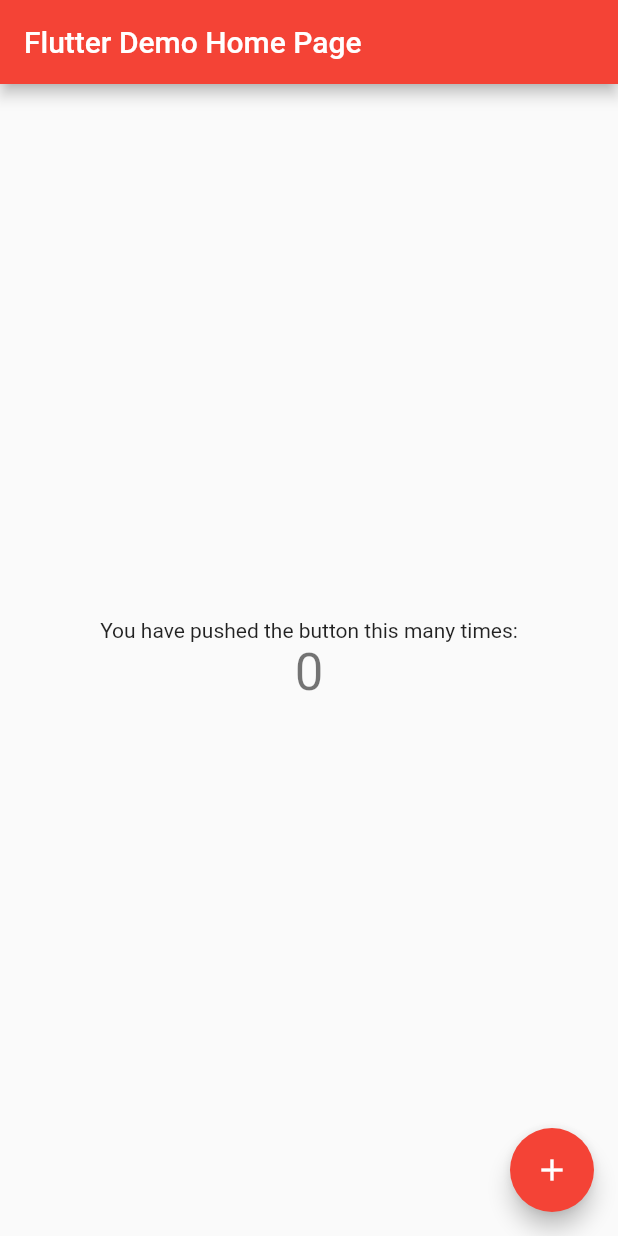
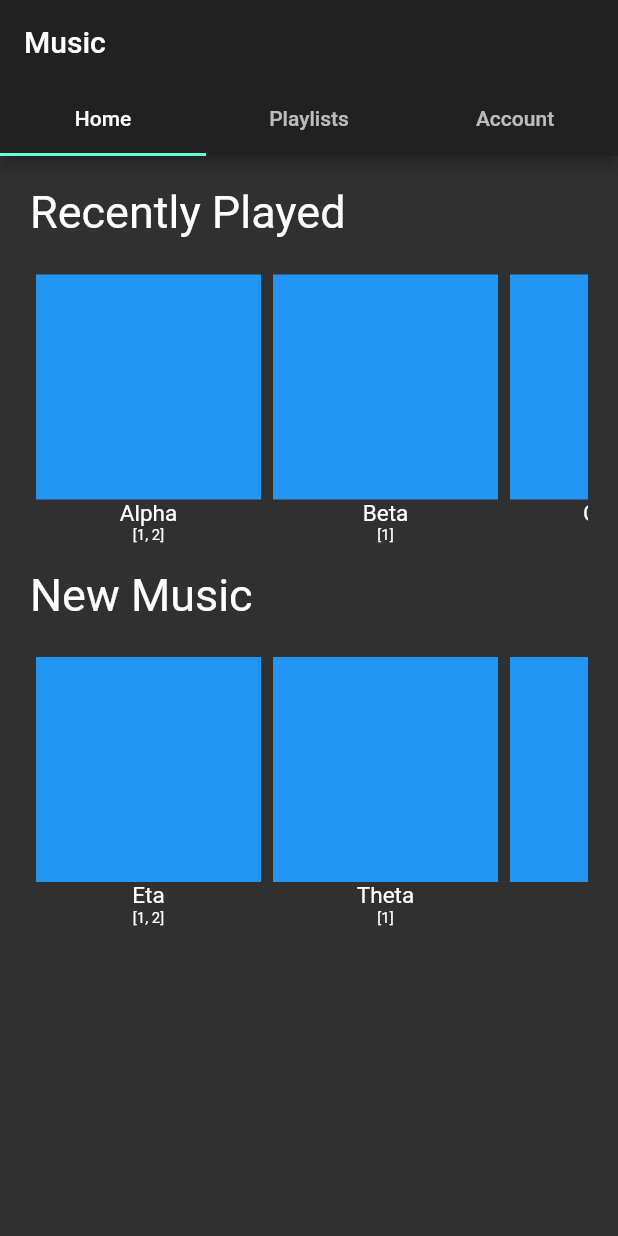
Before and after one commit to phase/music-app, a Flutter app: the screen it shows after launch, on a phone screen of 412 x 824 dp. Run offline on Flutter 3.47's test engine with Material 2 defaults, Android fonts, the phone set to English and light mode, and no system bars.

Commit message:
Start work on app layout and data retrieving
Things are getting somewhere!

Signed-off-by: Jadon Fowler <jadonflower@gmail.com>

```diff
--- /dev/null
+++ b/lib/client.dart
@@ -0,0 +1,33 @@
+import 'package:http/http.dart' as http;
+import 'dart:async';
+import 'dart:convert' show json;
+import 'model.dart';
+
+// HTTP Client that connects to the REST server
+class Client {
+  final String url;
+  String apiUrl;
+
+  Client(this.url) {
+    this.apiUrl = url + "/api/v1/";
+  }
+
+  Future<Song> getSong(int id) async {
+    final response = await http.get(apiUrl + "song/" + id.toString());
+    final responseJson = json.decode(response.body);
+    return new Song.fromJson(responseJson);
+  }
+
+  Future<Artist> getArtist(int id) async {
+    final response = await http.get(apiUrl + "artist/" + id.toString());
+    final responseJson = json.decode(response.body);
+    return new Artist.fromJson(responseJson);
+  }
+
+  Future<Album> getAlbum(int id) async {
+    final response = await http.get(apiUrl + "album/" + id.toString());
+    final responseJson = json.decode(response.body);
+    return new Album.fromJson(responseJson);
+  }
+
+}
--- a/lib/main.dart
+++ b/lib/main.dart
@@ -1,109 +1,55 @@
 import 'package:flutter/material.dart';
+import 'model.dart';
+import 'client.dart';
 
-void main() => runApp(new MyApp());
+// main widgets
+import 'widgets/home.dart';
 
-class MyApp extends StatelessWidget {
-  // This widget is the root of your application.
+void main() => runApp(new MusicApp());
+
+class MusicApp extends StatelessWidget {
+  final Client client = new Client("http://local.jadon.io:2345");
+
   @override
   Widget build(BuildContext context) {
     return new MaterialApp(
-      title: 'Flutter Demo',
+      title: "Jadon's Music App",
       theme: new ThemeData(
-        // This is the theme of your application.
-        //
-        // Try running your application with "flutter run". You'll see the
-        // application has a blue toolbar. Then, without quitting the app, try
-        // changing the primarySwatch below to Colors.green and then invoke
-        // "hot reload" (press "r" in the console where you ran "flutter run",
-        // or press Run > Flutter Hot Reload in IntelliJ). Notice that the
-        // counter didn't reset back to zero; the application is not restarted.
-        primarySwatch: Colors.red,
+        brightness: Brightness.dark,
+        primarySwatch: Colors.orange,
       ),
-      home: new MyHomePage(title: 'Flutter Demo Home Page'),
-    );
-  }
-}
-
-class MyHomePage extends StatefulWidget {
-  MyHomePage({Key key, this.title}) : super(key: key);
-
-  // This widget is the home page of your application. It is stateful, meaning
-  // that it has a State object (defined below) that contains fields that affect
-  // how it looks.
-
-  // This class is the configuration for the state. It holds the values (in this
-  // case the title) provided by the parent (in this case the App widget) and
-  // used by the build method of the State. Fields in a Widget subclass are
-  // always marked "final".
-
-  final String title;
-
-  @override
-  _MyHomePageState createState() => new _MyHomePageState();
-}
-
-class _MyHomePageState extends State<MyHomePage> {
-  int _counter = 0;
-
-  void _incrementCounter() {
-    setState(() {
-      // This call to setState tells the Flutter framework that something has
-      // changed in this State, which causes it to rerun the build method below
-      // so that the display can reflect the updated values. If we changed
-      // _counter without calling setState(), then the build method would not be
-      // called again, and so nothing would appear to happen.
-      _counter++;
-    });
-  }
-
-  @override
-  Widget build(BuildContext context) {
-    // This method is rerun every time setState is called, for instance as done
-    // by the _incrementCounter method above.
-    //
-    // The Flutter framework has been optimized to make rerunning build methods
-    // fast, so that you can just rebuild anything that needs updating rather
-    // than having to individually change instances of widgets.
-    return new Scaffold(
+      home: new DefaultTabController(
+        length: 3,
+        child: new Scaffold(
           appBar: new AppBar(
-        // Here we take the value from the MyHomePage object that was created by
-        // the App.build method, and use it to set our appbar title.
-        title: new Text(widget.title),
+            title: const Text("Music"),
+            bottom: new TabBar(
+              tabs: [
+                new Tab(text: "Home"),
+                new Tab(text: "Playlists"),
+                new Tab(text: "Account"),
+              ],
             ),
-      body: new Center(
-        // Center is a layout widget. It takes a single child and positions it
-        // in the middle of the parent.
-        child: new Column(
-          // Column is also layout widget. It takes a list of children and
-          // arranges them vertically. By default, it sizes itself to fit its
-          // children horizontally, and tries to be as tall as its parent.
-          //
-          // Invoke "debug paint" (press "p" in the console where you ran
-          // "flutter run", or select "Toggle Debug Paint" from the Flutter tool
-          // window in IntelliJ) to see the wireframe for each widget.
-          //
-          // Column has various properties to control how it sizes itself and
-          // how it positions its children. Here we use mainAxisAlignment to
-          // center the children vertically; the main axis here is the vertical
-          // axis because Columns are vertical (the cross axis would be
-          // horizontal).
-          mainAxisAlignment: MainAxisAlignment.center,
+          ),
+          body: new TabBarView(
             children: <Widget>[
-            new Text(
-              'You have pushed the button this many times:',
+              new HomePage(client),
+              new Column(
+                children: <Widget>[
+                  new Icon(Icons.library_music),
+                  new Text("404")
+                ],
               ),
-            new Text(
-              '$_counter',
-              style: Theme.of(context).textTheme.display1,
+              new Column(
+                children: <Widget>[
+                  new Icon(Icons.account_box),
+                  new Text("404")
+                ],
               ),
             ],
           ),
         ),
-      floatingActionButton: new FloatingActionButton(
-        onPressed: _incrementCounter,
-        tooltip: 'Increment',
-        child: new Icon(Icons.add),
-      ), // This trailing comma makes auto-formatting nicer for build methods.
+      ),
     );
   }
 }
--- /dev/null
+++ b/lib/model.dart
@@ -0,0 +1,112 @@
+// should match model.kt in the server
+
+class DisplayableEntity {
+  final String name = "null";
+
+  String getMeta() => "null";
+}
+
+class Song implements DisplayableEntity {
+  final int id;
+  final String name;
+  final List<int> artistIds;
+
+  Song(this.id, this.name, this.artistIds);
+
+  Song.named({this.id, this.name, this.artistIds});
+
+  factory Song.fromJson(Map<String, dynamic> json) {
+    return new Song.named(
+      id: json["id"],
+      name: json["name"],
+      artistIds: json["artistIds"],
+    );
+  }
+
+  @override
+  String getMeta() {
+    return artistIds.toString();
+  }
+}
+
+class Artist {
+  final int id;
+  final String name;
+
+  Artist(this.id, this.name);
+
+  Artist.named({this.id, this.name});
+
+  factory Artist.fromJson(Map<String, dynamic> json) {
+    return new Artist.named(
+      id: json["id"],
+      name: json["name"],
+    );
+  }
+}
+
+class Album implements DisplayableEntity {
+  final int id;
+  final String name;
+  final List<int> artistIds;
+  final List<int> songIds;
+
+  Album(this.id, this.name, this.artistIds, this.songIds);
+
+  Album.named({this.id, this.name, this.artistIds, this.songIds});
+
+  factory Album.fromJson(Map<String, dynamic> json) {
+    return new Album.named(
+      id: json["id"],
+      name: json["name"],
+      artistIds: json["artistIds"],
+      songIds: json["songIds"],
+    );
+  }
+
+  @override
+  String getMeta() {
+    return artistIds.toString();
+  }
+}
+
+class User {
+  final int id;
+  final String name;
+
+  User(this.id, this.name);
+
+  User.named({this.id, this.name});
+
+  factory User.fromJson(Map<String, dynamic> json) {
+    return new User.named(
+      id: json["id"],
+      name: json["name"],
+    );
+  }
+}
+
+class Playlist implements DisplayableEntity {
+  final int id;
+  final String name;
+  final int userId;
+  final List<int> songIds;
+
+  Playlist(this.id, this.name, this.userId, this.songIds);
+
+  Playlist.named({this.id, this.name, this.userId, this.songIds});
+
+  factory Playlist.fromJson(Map<String, dynamic> json) {
+    return new Playlist.named(
+      id: json["id"],
+      name: json["name"],
+      userId: json["userId"],
+      songIds: json["songIds"],
+    );
+  }
+
+  @override
+  String getMeta() {
+    return userId.toString();
+  }
+}
--- /dev/null
+++ b/lib/widgets/home.dart
@@ -0,0 +1,49 @@
+import 'package:flutter/material.dart';
+import '../model.dart';
+import '../client.dart';
+import 'song_list.dart';
+
+class HomePage extends StatelessWidget {
+  final Client client;
+
+  HomePage(this.client);
+
+  @override
+  Widget build(BuildContext context) {
+    return new ListView(
+      padding: new EdgeInsets.all(20.0),
+      children: <Widget>[
+        new Container(
+          padding: new EdgeInsets.fromLTRB(0.0, 0.0, 0.0, 20.0),
+          child: const Text(
+            "Recently Played",
+            style: const TextStyle(fontSize: 30.0),
+          ),
+        ),
+        new EntityListWidget([
+          Song(1, "Alpha", [1, 2]),
+          Song(2, "Beta", [1]),
+          Song(3, "Gamma", [2]),
+          Song(4, "Delta", [1, 2]),
+          Song(5, "Elipson", [1]),
+          Song(6, "Zeta", [2]),
+        ]),
+        new Container(
+          padding: new EdgeInsets.fromLTRB(00.0, 0.0, 0.0, 20.0),
+          child: const Text(
+            "New Music",
+            style: const TextStyle(fontSize: 30.0),
+          ),
+        ),
+        new EntityListWidget([
+          Song(7, "Eta", [1, 2]),
+          Song(8, "Theta", [1]),
+          Song(9, "Iota", [2]),
+          Song(10, "Kappa", [1, 2]),
+          Song(11, "Lambda", [1]),
+          Song(12, "Mu", [2]),
+        ]),
+      ],
+    );
+  }
+}
--- /dev/null
+++ b/lib/widgets/song_list.dart
@@ -0,0 +1,42 @@
+import 'package:flutter/material.dart';
+import '../model.dart';
+import '../client.dart';
+
+class EntityListWidget extends StatelessWidget {
+  final List<DisplayableEntity> entities;
+
+  EntityListWidget(this.entities);
+
+  @override
+  Widget build(BuildContext context) {
+    var children = <Widget>[];
+    for (var entity in entities) {
+      children.add(new Container(
+        padding: new EdgeInsets.all(4.0),
+        child: new Column(
+          children: <Widget>[
+            new Container(
+              color: Colors.blue,
+              width: 150.0,
+              height: 150.0,
+            ),
+            new Text(
+              entity.name,
+              overflow: TextOverflow.ellipsis,
+              style: const TextStyle(fontSize: 15.0),
+            ),
+            new Text(
+              entity.getMeta(),
+              overflow: TextOverflow.ellipsis,
+              style: const TextStyle(fontSize: 10.0),
+            )
+          ],
+        ),
+      ));
+    }
+    return new Container(
+      height: 200.0,
+      child: new ListView(scrollDirection: Axis.horizontal, children: children),
+    );
+  }
+}
```
Also changed, not shown: 1 other file. Lines whose indentation alone changed are shown as unchanged.
